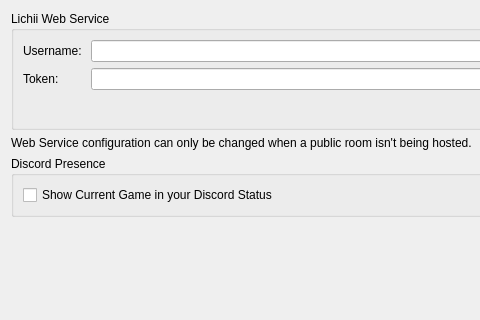
Above: src/yuzu/configuration/configure_web.ui from Eglantine-Community/Eglantine before the change; both pictures show x 0 to 480 and y 0 to 320 of the 926 by 561 pixel window. Below: the same form after it.
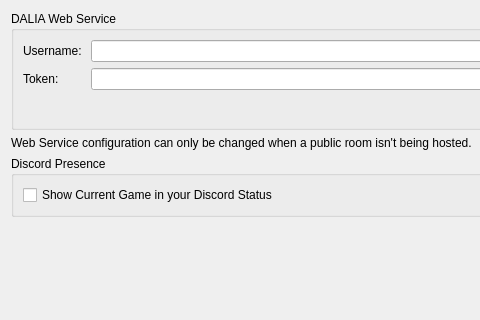
That is the form after the change.

Commit message: dalia: brand consistency, CLI icon, and memory layout detection

```diff
--- a/src/yuzu/configuration/configure_web.ui
+++ b/src/yuzu/configuration/configure_web.ui
@@ -22,7 +22,7 @@
      <item>
       <widget class="QGroupBox" name="groupBoxWebConfig">
        <property name="title">
-        <string>Lichii Web Service</string>
+        <string>DALIA Web Service</string>
        </property>
        <layout class="QVBoxLayout" name="verticalLayoutYuzuWebService">
         <item>
```
The commit also changes 50 other files.
